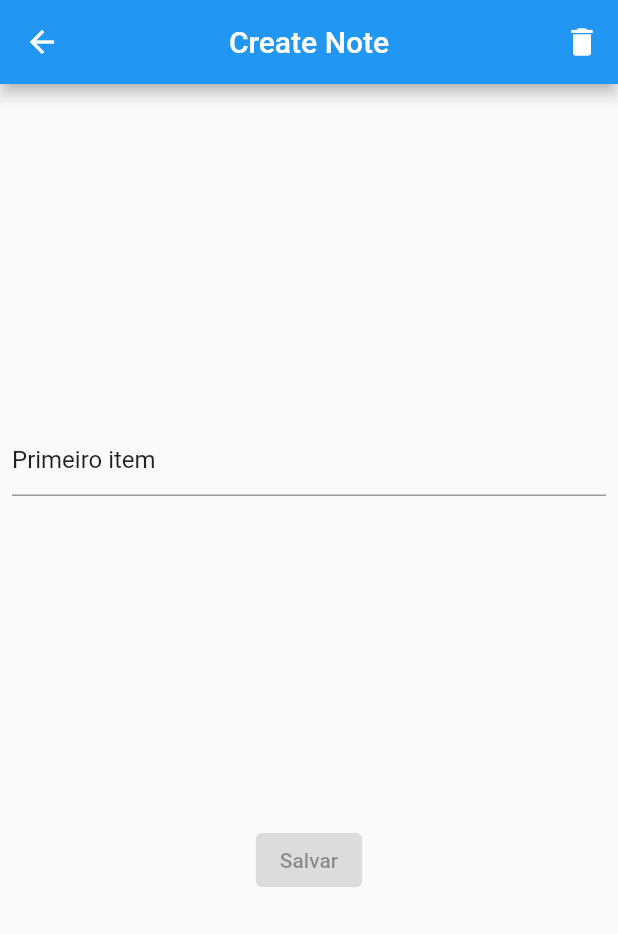
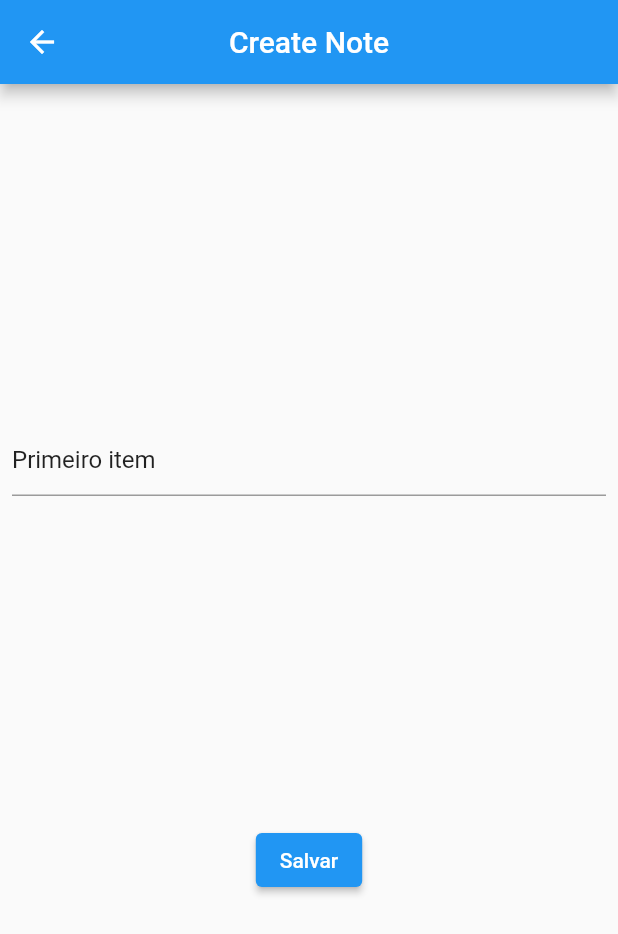
Before and after one commit to ifrankim/notes, a Flutter app: the screen it shows after launch, after a tap on "Primeiro item", on a phone screen of 412 x 824 dp. Shown: the top 934 px of the screen. Run offline on Flutter 3.47's test engine with Material 2 defaults, Android fonts, the phone set to English and light mode, and no system bars.

Commit message:
feat: added note deletion

```diff
--- a/lib/create_note_page.dart
+++ b/lib/create_note_page.dart
@@ -10,6 +10,7 @@ class CreateNotePage extends StatefulWidget {
 class _CreateNotePageState extends State<CreateNotePage> {
   var enteredText = '';
   var textController = TextEditingController();
+  var isEditing = false;
 
   @override
   void initState() {
@@ -18,6 +19,7 @@ class _CreateNotePageState extends State<CreateNotePage> {
       if (ModalRoute.of(context)!.settings.arguments != null) {
         enteredText = ModalRoute.of(context)!.settings.arguments as String;
         textController.text = enteredText;
+        setState(() {});
       }
     });
   }
@@ -26,9 +28,16 @@ class _CreateNotePageState extends State<CreateNotePage> {
   Widget build(BuildContext context) {
     return Scaffold(
       appBar: AppBar(
-        title: Text("Create Note"),
+        title: Text(isEditing ? "Edit Note" : "Create Note"),
         centerTitle: true,
-        actions: [IconButton(icon: Icon(Icons.delete), onPressed: () {})],
+        actions: [
+          if (isEditing)
+            IconButton(
+                icon: Icon(Icons.delete),
+                onPressed: () {
+                  Navigator.pop(context, '');
+                })
+        ],
       ),
       body: Padding(
         padding: const EdgeInsets.all(8.0),
--- a/lib/home_page.dart
+++ b/lib/home_page.dart
@@ -25,11 +25,16 @@ class _HomePageState extends State<HomePage> {
                 child: ListTile(
                   title: Text(notes[i]),
                   onTap: () async {
-                    final item = await Navigator.pushNamed(
+                    final response = await Navigator.pushNamed(
                         context, "/create-note",
                         arguments: notes[i]);
-                    if (item != null) {
-                      notes[i] = item as String;
+                    if (response != null) {
+                      var item = response as String;
+                      if (item.isEmpty) {
+                        notes.removeAt(i);
+                      } else {
+                        notes[i] = item;
+                      }
                       setState(() {});
                     }
                   },
```
